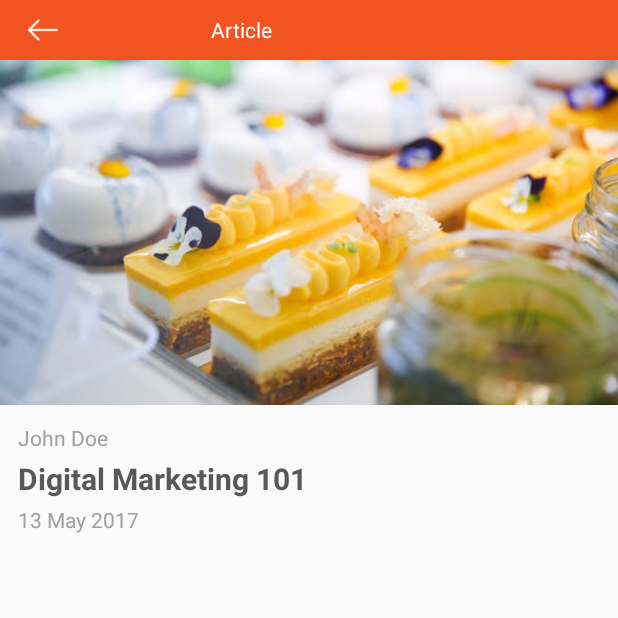
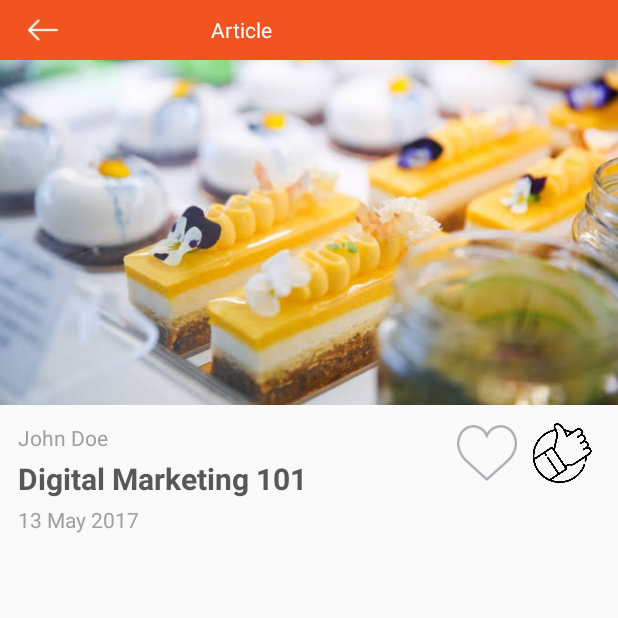
Before and after one commit to humizhazha/COMP5216_CakeFactory, an Android app: the ViewArticleAcitivity screen opened directly, with no data from a screen before it, on a phone screen of 412 x 824 dp, the top half of it. Run offline under Robolectric (Android 15) with nearby library versions, the phone set to English and light mode, and no system bars; pictures from the network do not load; Roboto replaces fonts that are not available here; 6 statements that could not run were skipped.

Commit message:
Finish function like/favorite article

```diff
--- a/app/src/main/java/au/edu/sydney/comp5216/cakefactory/ViewArticleAcitivity.java
+++ b/app/src/main/java/au/edu/sydney/comp5216/cakefactory/ViewArticleAcitivity.java
@@ -22,8 +22,13 @@ public class ViewArticleAcitivity extends AppCompatActivity {
     TextView author;
     TextView title;
     TextView date;
+    TextView like_number;
     TextView news_content;
     ImageView newsimage;
+    ImageView unlike;
+    ImageView like;
+    ImageView unfavorite;
+    ImageView favorite;
 
     protected void onCreate(Bundle savedInstanceState) {
         super.onCreate(savedInstanceState);
@@ -35,8 +40,15 @@ public class ViewArticleAcitivity extends AppCompatActivity {
         author = (TextView) findViewById(R.id.author);
         title = (TextView) findViewById(R.id.title);
         date = (TextView) findViewById(R.id.date);
+        like_number = (TextView) findViewById(R.id.number);
         news_content = (TextView) findViewById(R.id.content);
         newsimage = (ImageView)findViewById(R.id.newsimage);
+        unlike = (ImageView)findViewById(R.id.upvote);
+        like = (ImageView)findViewById(R.id.upvote_click);
+        unfavorite = (ImageView)findViewById(R.id.favorite);
+        favorite = (ImageView)findViewById(R.id.favorite_click);
+        like.setVisibility(View.INVISIBLE);
+        favorite.setVisibility(View.INVISIBLE);
 
         ImageView goBack = findViewById(R.id.backArrow);
         goBack.setOnClickListener(new View.OnClickListener() {
@@ -49,6 +61,8 @@ public class ViewArticleAcitivity extends AppCompatActivity {
             }
         });
         fillInArticle();
+        addLikeListener();
+        addFavoriteListener();
     }
     private void fillInArticle(){
         author.setText(article.getNewsname());
@@ -58,5 +72,49 @@ public class ViewArticleAcitivity extends AppCompatActivity {
         Glide.with(newsimage.getContext())
                 .load(article.getNewsimage2())
                 .into(newsimage);
+        like_number.setText(String.valueOf(article.getLike()));
+    }
+
+    private void addLikeListener(){
+
+        unlike.setOnClickListener(new View.OnClickListener() {
+            @Override
+            public void onClick(View view) {
+                int currentLike = Integer.parseInt(like_number.getText().toString());
+                unlike.setVisibility(View.INVISIBLE);
+                like.setVisibility(View.VISIBLE);
+                currentLike++;
+                like_number.setText(String.valueOf(currentLike));
+            }
+        });
+        like.setOnClickListener(new View.OnClickListener() {
+            @Override
+            public void onClick(View view) {
+                int currentLike = Integer.parseInt(like_number.getText().toString());
+                unlike.setVisibility(View.VISIBLE);
+                like.setVisibility(View.INVISIBLE);
+                currentLike--;
+                like_number.setText(String.valueOf(currentLike));
+
+            }
+        });
+    }
+
+    private void addFavoriteListener(){
+
+        unfavorite.setOnClickListener(new View.OnClickListener() {
+            @Override
+            public void onClick(View view) {
+                unfavorite.setVisibility(View.INVISIBLE);
+                favorite.setVisibility(View.VISIBLE);
+            }
+        });
+        favorite.setOnClickListener(new View.OnClickListener() {
+            @Override
+            public void onClick(View view) {
+                unfavorite.setVisibility(View.VISIBLE);
+                favorite.setVisibility(View.INVISIBLE);
+            }
+        });
     }
 }
--- a/app/src/main/res/layout/news_detail.xml
+++ b/app/src/main/res/layout/news_detail.xml
@@ -71,6 +71,76 @@
                         android:text="13 May 2017"/>
 
                 </LinearLayout>
+                <RelativeLayout
+                    android:layout_width="wrap_content"
+                    android:layout_height="wrap_content">
+                    <ImageView
+                        android:id="@+id/favorite"
+                        android:layout_width="40dp"
+                        android:layout_height="40dp"
+                        android:layout_marginLeft="10dp"
+                        android:layout_marginBottom="10dp"
+                        android:src="@drawable/ic_like_empty"
+                        app:layout_constraintBottom_toBottomOf="parent"
+                        app:layout_constraintHorizontal_bias="0.024"
+                        app:layout_constraintLeft_toLeftOf="parent"
+                        app:layout_constraintRight_toRightOf="parent" />
+
+                    <ImageView
+                        android:id="@+id/favorite_click"
+                        android:layout_width="40dp"
+                        android:layout_height="40dp"
+                        android:layout_marginLeft="10dp"
+                        android:layout_marginBottom="10dp"
+                        android:src="@drawable/ic_like"
+                        app:layout_constraintBottom_toBottomOf="parent"
+                        app:layout_constraintHorizontal_bias="0.024"
+                        app:layout_constraintLeft_toLeftOf="parent"
+                        app:layout_constraintRight_toRightOf="parent" />
+
+                </RelativeLayout>
+                <RelativeLayout
+                    android:layout_width="wrap_content"
+                    android:layout_height="wrap_content">
+                    <ImageView
+                        android:id="@+id/upvote"
+                        android:layout_width="40dp"
+                        android:layout_height="40dp"
+                        android:layout_marginLeft="10dp"
+                        android:layout_marginBottom="10dp"
+                        android:src="@drawable/empty_upvote"
+                        app:layout_constraintBottom_toBottomOf="parent"
+                        app:layout_constraintHorizontal_bias="0.024"
+                        app:layout_constraintLeft_toLeftOf="parent"
+                        app:layout_constraintRight_toRightOf="parent" />
+
+                    <ImageView
+                        android:id="@+id/upvote_click"
+                        android:layout_width="40dp"
+                        android:layout_height="40dp"
+                        android:layout_marginLeft="10dp"
+                        android:layout_marginBottom="10dp"
+                        android:src="@drawable/fill_upvote"
+                        app:layout_constraintBottom_toBottomOf="parent"
+                        app:layout_constraintHorizontal_bias="0.024"
+                        app:layout_constraintLeft_toLeftOf="parent"
+                        app:layout_constraintRight_toRightOf="parent" />
+
+                </RelativeLayout>
+
+                <TextView
+                    android:id="@+id/number"
+                    android:layout_width="wrap_content"
+                    android:layout_height="wrap_content"
+                    android:layout_marginLeft="5dp"
+                    android:layout_marginBottom="8dp"
+                    android:text=""
+                    android:textSize="20dp"
+                    android:textColor="@color/colorTex"
+                    app:layout_constraintBottom_toBottomOf="parent"
+                    app:layout_constraintHorizontal_bias="0.148"
+                    app:layout_constraintLeft_toLeftOf="parent"
+                    app:layout_constraintRight_toRightOf="parent" />
 
             </LinearLayout>
 
```
Also changed, not shown: app/src/main/java/au/edu/sydney/comp5216/cakefactory/Discovery.java (+4 -3 lines), app/src/main/java/au/edu/sydney/comp5216/cakefactory/Favourites.java (+4 -3 lines), app/src/main/java/model/Article.java (+11 -1 lines), app/src/main/res/drawable/empty_upvote.png (added), app/src/main/res/drawable/fill_upvote.png (added).
